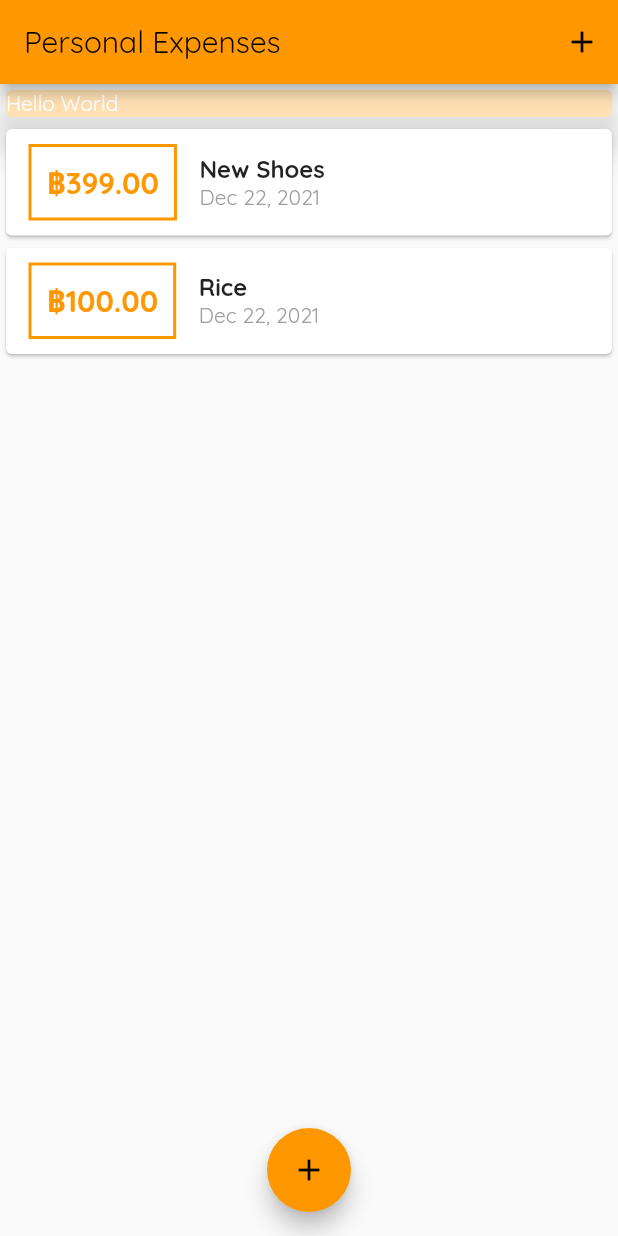
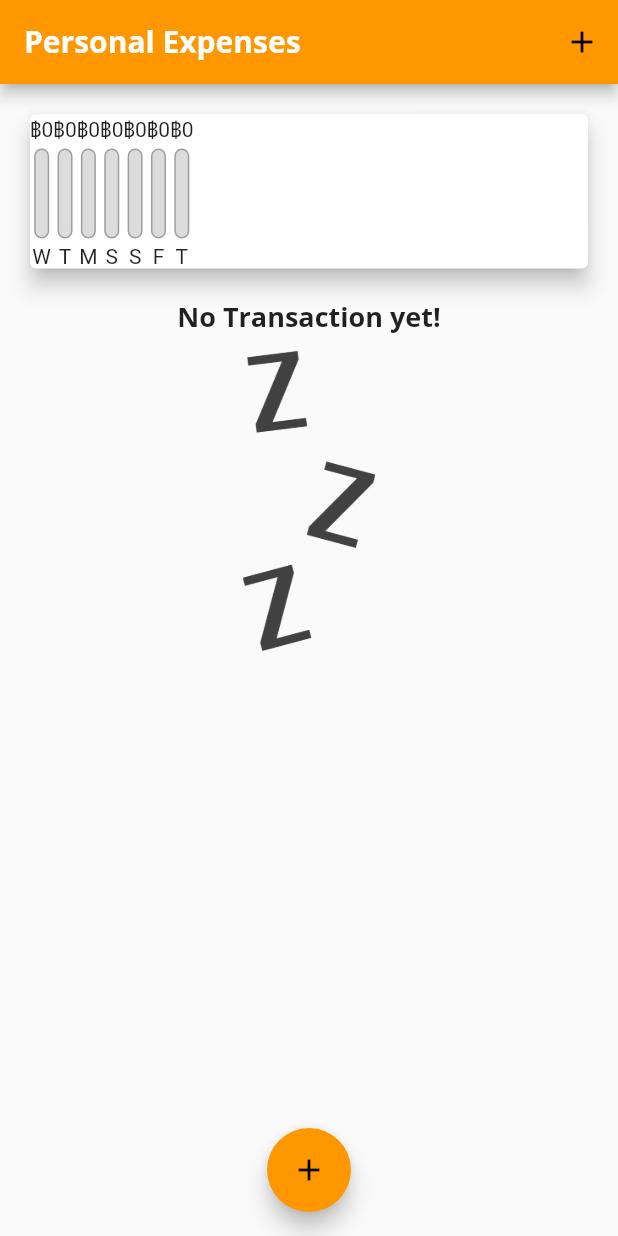
Before and after one commit to Abdulhakim-Maha/Flutter-Tutorial, a Flutter app: the screen it shows after launch, on a phone screen of 412 x 824 dp. Run offline on Flutter 3.47's test engine with Material 2 defaults, Android fonts, the phone set to English and light mode, and no system bars.

Commit message:
add ChartBar

```diff
--- a/expenses/lib/main.dart
+++ b/expenses/lib/main.dart
@@ -1,3 +1,4 @@
+import 'package:expenses/widgets/chart.dart';
 import 'package:expenses/widgets/new_transaction.dart';
 import 'package:expenses/widgets/transaction_list.dart';
 import 'package:expenses/models/transaction.dart';
@@ -13,6 +14,22 @@ class MyApp extends StatelessWidget {
       theme: ThemeData(
         primarySwatch: Colors.orange,
         fontFamily: 'Quicksand',
+        textTheme: ThemeData.light().textTheme.copyWith(
+              headline6: TextStyle(
+                fontFamily: 'OpenSans',
+                fontWeight: FontWeight.bold,
+                fontSize: 18,
+              ),
+            ),
+        appBarTheme: AppBarTheme(
+          textTheme: ThemeData.light().textTheme.copyWith(
+                headline6: TextStyle(
+                  fontFamily: 'OpenSans',
+                  fontSize: 20,
+                  fontWeight: FontWeight.bold,
+                ),
+              ),
+        ),
       ),
       home: MyHomePage(),
     );
@@ -31,19 +48,29 @@ class _MyHomePageState extends State<MyHomePage> {
   final amountController = TextEditingController();
 
   final List<Transaction> _userTransaction = [
-    Transaction(
-      id: 't1',
-      title: 'New Shoes',
-      amount: 399,
-      date: DateTime.now(),
-    ),
-    Transaction(
-      id: 't2',
-      title: 'Rice',
-      amount: 100,
-      date: DateTime.now(),
-    ),
+    // Transaction(
+    //   id: 't1',
+    //   title: 'New Shoes',
+    //   amount: 399,
+    //   date: DateTime.now(),
+    // ),
+    // Transaction(
+    //   id: 't2',
+    //   title: 'Rice',
+    //   amount: 100,
+    //   date: DateTime.now(),
+    // ),
   ];
+
+  List<Transaction> get _recentTransaction {
+    return _userTransaction.where((tx) {
+      return tx.date.isAfter(
+        DateTime.now().subtract(
+          Duration(days: 7),
+        ),
+      );
+    }).toList();
+  }
 
   void _addNewTransaction(String title, double amount) {
     final newTx = Transaction(
@@ -87,18 +114,8 @@ class _MyHomePageState extends State<MyHomePage> {
           // mainAxisAlignment: MainAxisAlignment.spaceAround, //justify-content
           crossAxisAlignment: CrossAxisAlignment.center, //align-item
           children: <Widget>[
-            Container(
-              width: double.infinity,
-              child: Card(
-                color: Theme.of(context).primaryColorLight,
-                child: Text(
-                  'Hello World',
-                  style: TextStyle(color: Colors.white),
-                ),
-                elevation: 10,
-              ),
-            ),
-            TransactionList(_userTransaction),
+            Chart(_userTransaction),
+            TransactionList(_recentTransaction),
           ],
         ),
       ),
--- /dev/null
+++ b/expenses/lib/widgets/chart.dart
@@ -0,0 +1,58 @@
+import 'package:expenses/models/transaction.dart';
+import 'package:expenses/widgets/chart_bar.dart';
+import 'package:flutter/material.dart';
+import 'package:intl/intl.dart';
+import '../models/transaction.dart';
+
+class Chart extends StatelessWidget {
+  final List<Transaction> recentTransaction;
+
+  Chart(this.recentTransaction);
+
+  List<Map<String, Object>> get groupTransactionValue {
+    return List.generate(7, (index) {
+      final weekDay = DateTime.now().subtract(
+        Duration(
+          days: index,
+        ),
+      );
+
+      double totalSum = 0.0;
+      for (var i = 0; i < recentTransaction.length; i++) {
+        if (recentTransaction[i].date.day == weekDay.day &&
+            recentTransaction[i].date.month == weekDay.month &&
+            recentTransaction[i].date.year == weekDay.year) {
+          totalSum += recentTransaction[i].amount;
+        }
+      }
+
+      print(DateFormat.E().format(weekDay));
+      print(totalSum);
+
+      return {
+        'day': DateFormat.E().format(weekDay).substring(0, 1),
+        'amount': totalSum,
+      };
+    });
+  }
+
+  double get totalSpending {
+    return groupTransactionValue.fold(0.0, (sum, item) {
+      return sum + (item['amount'] as double);
+    });
+  }
+
+  @override
+  Widget build(BuildContext context) {
+    return Card(
+      elevation: 6,
+      margin: EdgeInsets.all(20),
+      child: Row(
+        children: groupTransactionValue.map((data) {
+          return ChartBar(data['day'] as String, data['amount'] as double,
+              (data['amount'] as double) / totalSpending);
+        }).toList(),
+      ),
+    );
+  }
+}
--- /dev/null
+++ b/expenses/lib/widgets/chart_bar.dart
@@ -0,0 +1,48 @@
+import 'package:flutter/material.dart';
+
+class ChartBar extends StatelessWidget {
+  final String label;
+  final double spendingAmount;
+  final double spendingPctOfTotal;
+
+  ChartBar(this.label, this.spendingAmount, this.spendingPctOfTotal);
+
+  @override
+  Widget build(BuildContext context) {
+    return Column(
+      children: [
+        Text('฿${spendingAmount.toStringAsFixed(0)}'),
+        SizedBox(height: 4),
+        Container(
+          width: 10,
+          height: 60,
+          child: Stack(
+            children: [
+              Container(
+                decoration: BoxDecoration(
+                  border: Border.all(
+                    color: Colors.grey,
+                    width: 1.0,
+                  ),
+                  color: Color.fromRGBO(220, 220, 220, 1),
+                  borderRadius: BorderRadius.circular(10),
+                ),
+              ),
+              FractionallySizedBox(
+                heightFactor: spendingPctOfTotal,
+                child: Container(
+                  decoration: BoxDecoration(
+                    color: Theme.of(context).primaryColor,
+                    borderRadius: BorderRadius.circular(10),
+                  ),
+                ),
+              )
+            ],
+          ),
+        ),
+        SizedBox(height: 4),
+        Text(label),
+      ],
+    );
+  }
+}
--- a/expenses/lib/widgets/transaction_list.dart
+++ b/expenses/lib/widgets/transaction_list.dart
@@ -11,7 +11,26 @@ class TransactionList extends StatelessWidget {
   Widget build(BuildContext context) {
     return Container(
       height: 300,
-      child: ListView.builder(
+      child: transaction.isEmpty
+          ? Column(
+              children: [
+                Text(
+                  'No Transaction yet!',
+                  style: Theme.of(context).textTheme.headline6,
+                ),
+                SizedBox(
+                  height: 10,
+                ),
+                Container(
+                  height: 200,
+                  child: Image.asset(
+                    'assets/images/waiting.png',
+                    fit: BoxFit.cover,
+                  ),
+                ),
+              ],
+            )
+          : ListView.builder(
               itemBuilder: (ctx, index) {
                 return Card(
                   child: Row(
@@ -42,10 +61,7 @@ class TransactionList extends StatelessWidget {
                         children: [
                           Text(
                             transaction[index].title,
-                      style: TextStyle(
-                        fontWeight: FontWeight.bold,
-                        fontSize: 16,
-                      ),
+                            style: Theme.of(context).textTheme.headline6,
                           ),
                           Text(
                             DateFormat.yMMMd().format(transaction[index].date),
--- a/expenses/pubspec.yaml
+++ b/expenses/pubspec.yaml
@@ -46,9 +46,9 @@ flutter:
   uses-material-design: true
 
   # To add assets to your application, add an assets section, like this:
-  # assets:
-  #   - images/a_dot_burr.jpeg
-  #   - images/a_dot_ham.jpeg
+  assets:
+    - assets/images/waiting.png
+    # - images/a_dot_ham.jpeg
 
   # An image asset can refer to one or more resolution-specific "variants", see
   # https://flutter.dev/assets-and-images/#resolution-aware.
```
Also changed, not shown: expenses/assets/images/waiting.png (added). Lines whose indentation alone changed are shown as unchanged.
